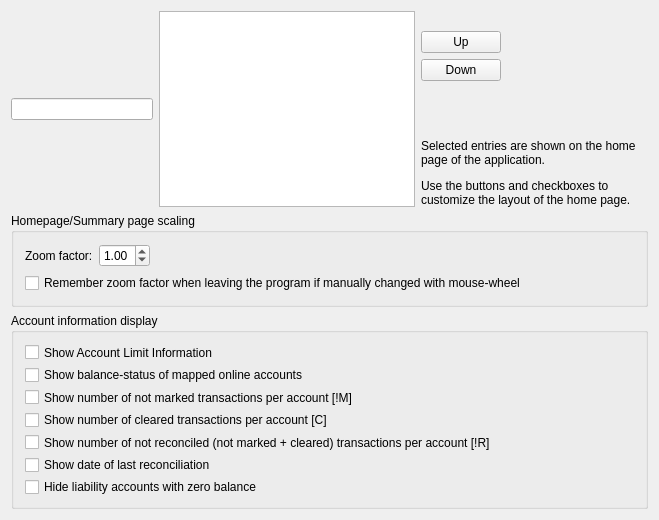
Old version of the form kmymoney/dialogs/settings/ksettingshome.ui in the repository rhabacker/kmymoney.
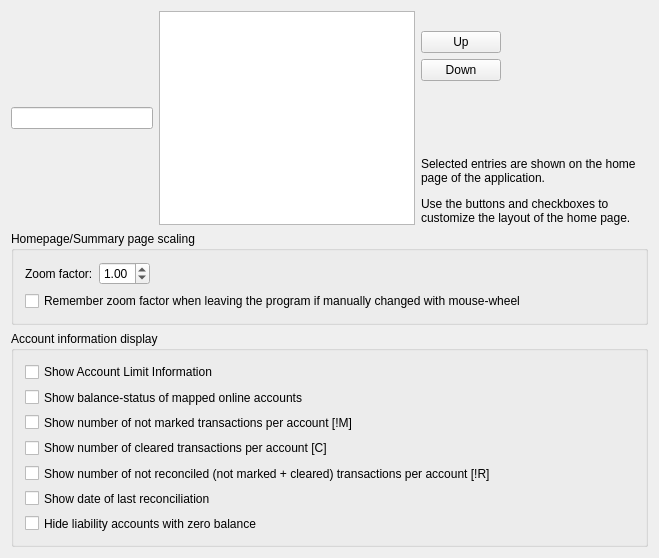
New version of the form. Custom widgets are drawn as their Qt base class.

What changed in the file:
```diff
--- a/kmymoney/dialogs/settings/ksettingshome.ui
+++ b/kmymoney/dialogs/settings/ksettingshome.ui
@@ -7,7 +7,7 @@
     <x>0</x>
     <y>0</y>
     <width>659</width>
-    <height>520</height>
+    <height>558</height>
    </rect>
   </property>
   <property name="windowTitle">
```
